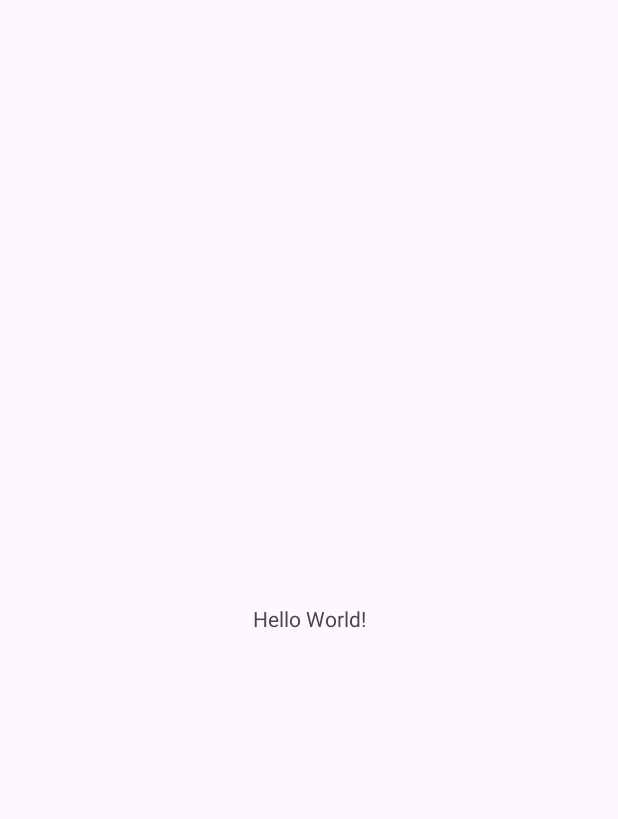
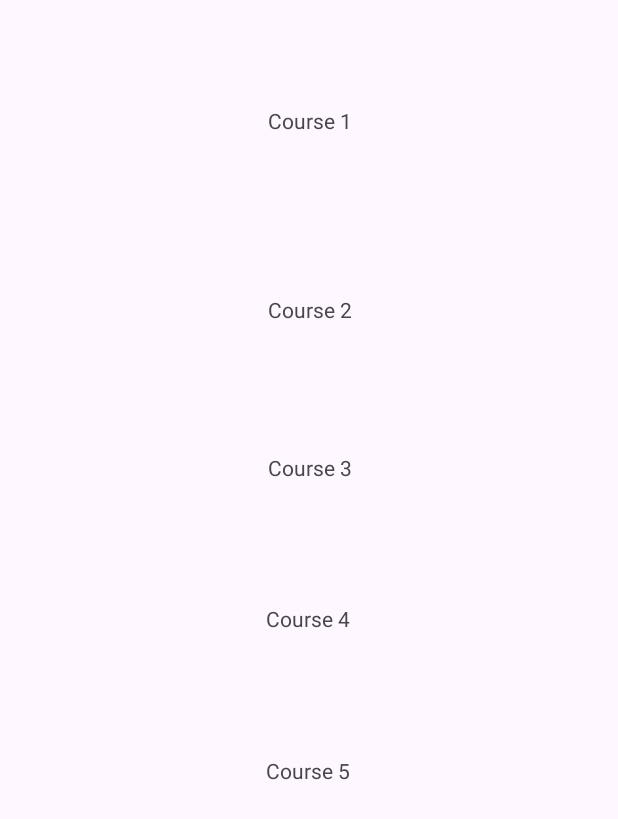
Before and after one commit to d-jason32/CSC371Week4Homework, an Android app: the screen it shows after launch (MainActivity), on a phone screen of 412 x 824 dp. Before the commit the part shown is almost empty. Shown: the top 819 px of the screen. Run offline under Robolectric (Android 15) with nearby library versions, the phone set to English and light mode, and no system bars.

Commit message:
Add textfields.

```diff
--- a/app/src/main/res/layout/activity_main.xml
+++ b/app/src/main/res/layout/activity_main.xml
@@ -10,10 +10,57 @@
     <TextView
         android:layout_width="wrap_content"
         android:layout_height="wrap_content"
-        android:text="Hello World!"
+        android:text="@string/string1"
         app:layout_constraintBottom_toBottomOf="parent"
         app:layout_constraintEnd_toEndOf="parent"
+        app:layout_constraintHorizontal_bias="0.501"
+        app:layout_constraintStart_toStartOf="parent"
+        app:layout_constraintTop_toTopOf="parent"
+        app:layout_constraintVertical_bias="0.088" />
+
+
+    <TextView
+        android:layout_width="wrap_content"
+        android:layout_height="wrap_content"
+        android:text="@string/string2"
+        app:layout_constraintBottom_toBottomOf="parent"
+        app:layout_constraintEnd_toEndOf="parent"
+        app:layout_constraintHorizontal_bias="0.501"
+        app:layout_constraintStart_toStartOf="parent"
+        app:layout_constraintTop_toTopOf="parent"
+        app:layout_constraintVertical_bias="0.244" />
+
+    <TextView
+        android:layout_width="wrap_content"
+        android:layout_height="wrap_content"
+        android:text="@string/string3"
+        app:layout_constraintBottom_toBottomOf="parent"
+        app:layout_constraintEnd_toEndOf="parent"
+        app:layout_constraintHorizontal_bias="0.501"
+        app:layout_constraintStart_toStartOf="parent"
+        app:layout_constraintTop_toTopOf="parent"
+        app:layout_constraintVertical_bias="0.375" />
+
+    <TextView
+        android:layout_width="wrap_content"
+        android:layout_height="wrap_content"
+        android:text="@string/string4"
+        app:layout_constraintBottom_toBottomOf="parent"
+        app:layout_constraintEnd_toEndOf="parent"
+        app:layout_constraintHorizontal_bias="0.498"
         app:layout_constraintStart_toStartOf="parent"
         app:layout_constraintTop_toTopOf="parent" />
 
+    <TextView
+        android:layout_width="wrap_content"
+        android:layout_height="wrap_content"
+        android:text="@string/string5"
+        app:layout_constraintBottom_toBottomOf="parent"
+        app:layout_constraintEnd_toEndOf="parent"
+        app:layout_constraintHorizontal_bias="0.498"
+        app:layout_constraintStart_toStartOf="parent"
+        app:layout_constraintTop_toTopOf="parent"
+        app:layout_constraintVertical_bias="0.626" />
+
+
 </androidx.constraintlayout.widget.ConstraintLayout>
--- a/app/src/main/res/values/strings.xml
+++ b/app/src/main/res/values/strings.xml
@@ -1,3 +1,8 @@
 <resources>
     <string name="app_name">CSC371Week4Homework</string>
+    <string name="string1">Course 1</string>
+    <string name="string2">Course 2</string>
+    <string name="string3">Course 3</string>
+    <string name="string4">Course 4</string>
+    <string name="string5">Course 5</string>
 </resources>
```
